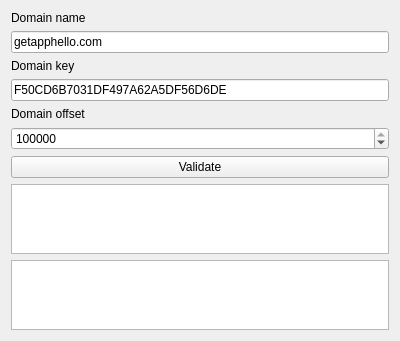
Before: the Qt Designer form formdomainutilities.ui in olegphpgithub/nnUtils, drawn with Qt 5.
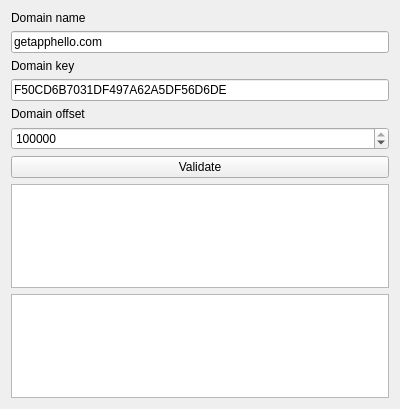
After: the same form once the commit is applied.

What changed in the file:
```diff
--- a/formdomainutilities.ui
+++ b/formdomainutilities.ui
@@ -7,7 +7,7 @@
     <x>0</x>
     <y>0</y>
     <width>400</width>
-    <height>332</height>
+    <height>409</height>
    </rect>
   </property>
   <property name="windowTitle">
```
